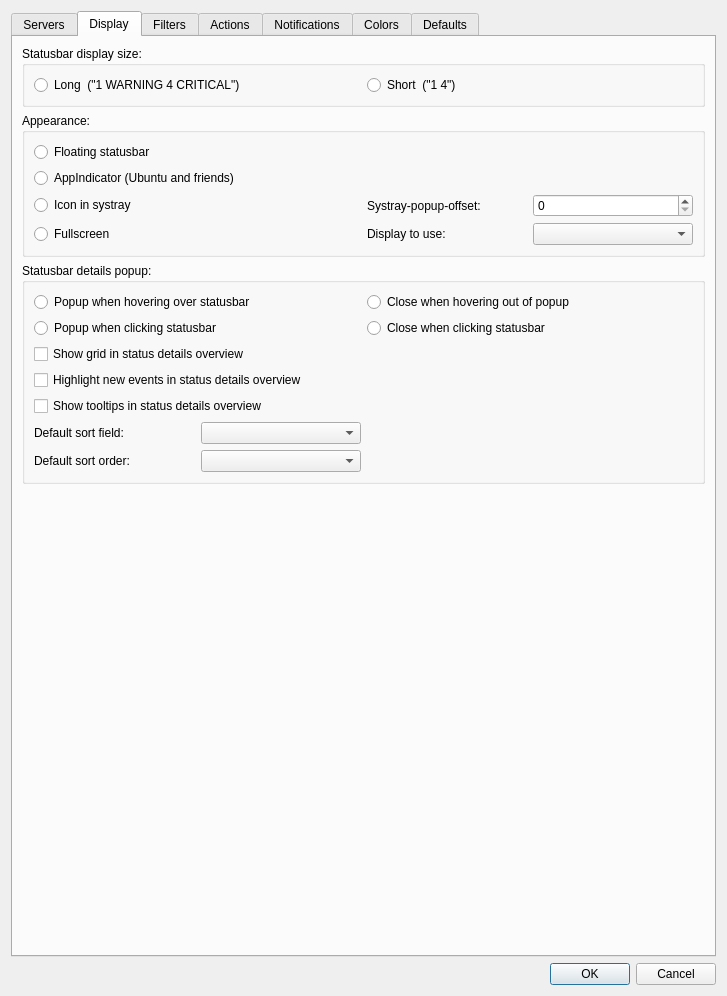
This is Nagstamon/Nagstamon/QUI/settings_main.ui in HenriWahl/Nagstamon as Qt 5 draws it before an edit. The edited form follows.
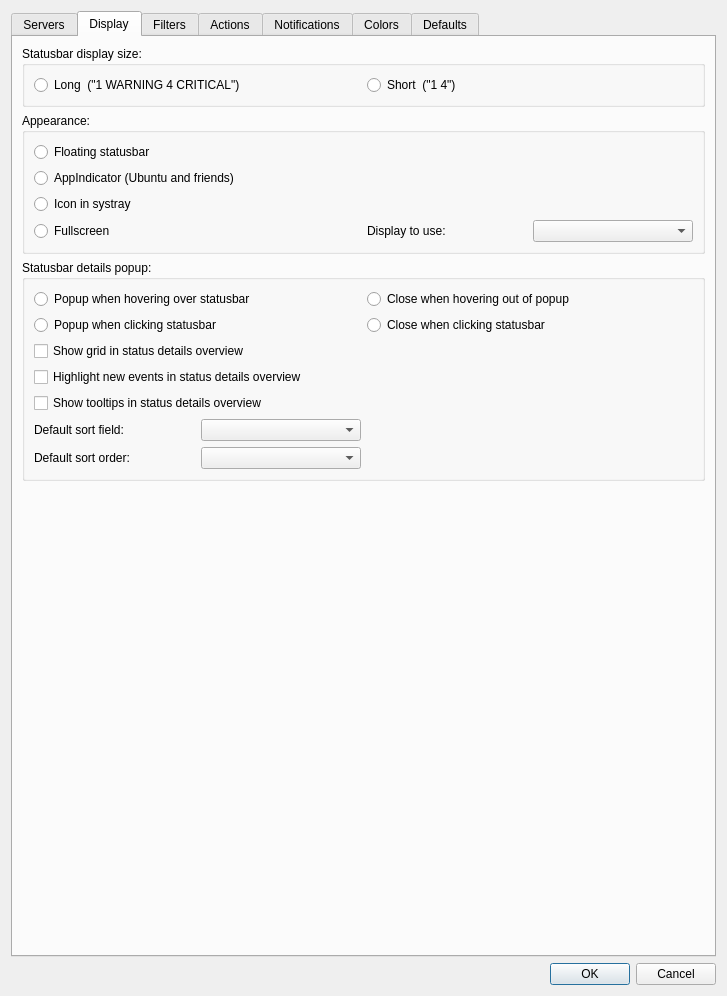
This is the edited form. The open tabs and pages were chosen to show the change.

Commit message: systray icon fully working!

```diff
--- a/Nagstamon/Nagstamon/QUI/settings_main.ui
+++ b/Nagstamon/Nagstamon/QUI/settings_main.ui
@@ -247,8 +247,6 @@
            </widget>
           </item>
           <item>
-           <layout class="QHBoxLayout" name="horizontalLayout_6">
-            <item>
              <widget class="QRadioButton" name="input_radiobutton_icon_in_systray">
               <property name="text">
                <string>Icon in systray</string>
@@ -256,22 +254,6 @@
              </widget>
             </item>
             <item>
-             <layout class="QHBoxLayout" name="horizontalLayout_7">
-              <item>
-               <widget class="QLabel" name="label_systray_popup_offset">
-                <property name="text">
-                 <string>Systray-popup-offset:</string>
-                </property>
-               </widget>
-              </item>
-              <item>
-               <widget class="QSpinBox" name="input_spinbox_systray_popup_offset"/>
-              </item>
-             </layout>
-            </item>
-           </layout>
-          </item>
-          <item>
            <layout class="QHBoxLayout" name="horizontalLayout_16">
             <item>
              <widget class="QRadioButton" name="input_radiobutton_fullscreen">
```
Left out of the diff: 4 changed lines with no effect on the pictures. Lines whose indentation alone changed are shown as unchanged. The commit also changes 3 other files.
